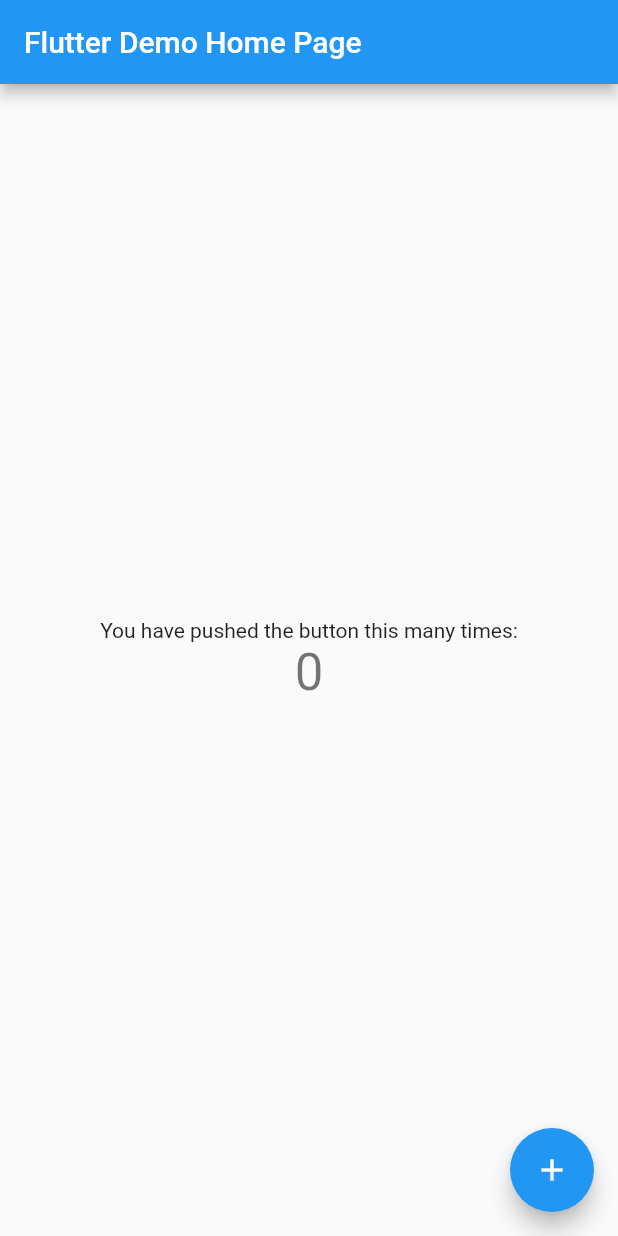
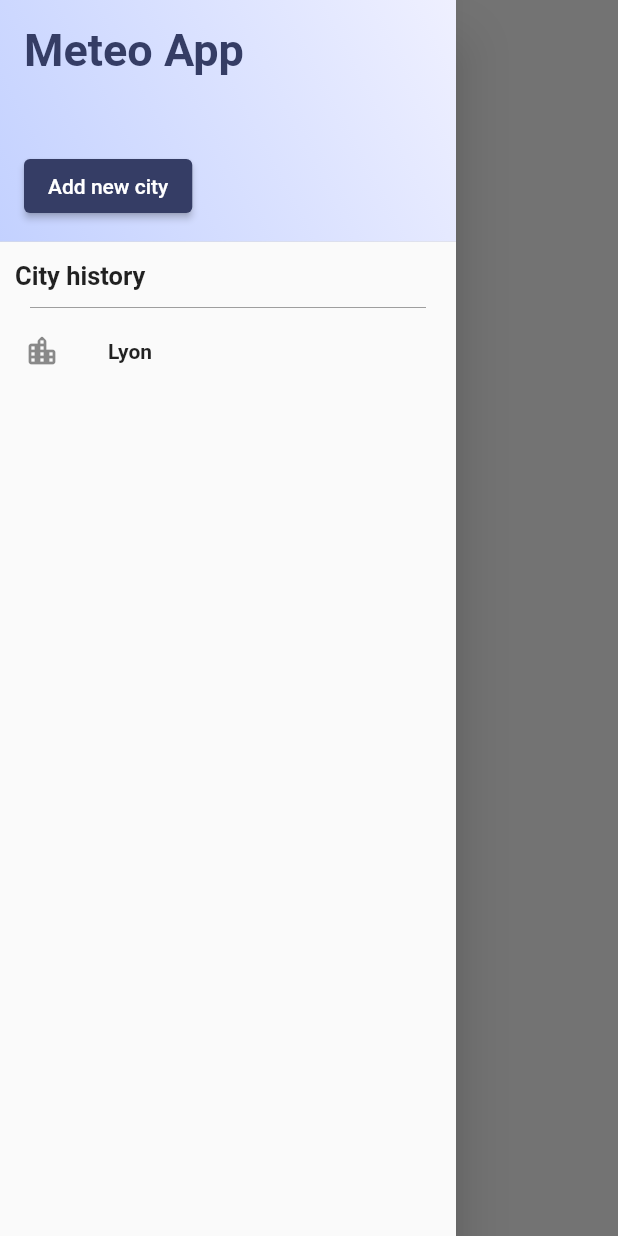
Before and after one commit to KizutoFR/meteo_app, a Flutter app: the screen it shows after launch, with the side drawer open (before the commit the screen has no drawer), on a phone screen of 412 x 824 dp. Run offline on Flutter 3.47's test engine with Material 2 defaults, Android fonts, the phone set to English and light mode, and no system bars; our stand-ins replace geocoding.

Commit message:
drawer system

```diff
--- a/lib/main.dart
+++ b/lib/main.dart
@@ -1,117 +1,32 @@
 import 'package:flutter/material.dart';
 import 'package:meteo_app/services/meteo_service.dart';
+import 'package:meteo_app/views/homepage.dart';
+import 'package:meteo_app/widgets/drawer.dart';
+import 'package:provider/provider.dart';
 
 void main() {
-  runApp(const MyApp());
+  runApp(const App());
 }
 
-class MyApp extends StatelessWidget {
-  const MyApp({Key? key}) : super(key: key);
+class App extends StatelessWidget {
+  const App({Key? key}) : super(key: key);
 
-  // This widget is the root of your application.
   @override
   Widget build(BuildContext context) {
-    return MaterialApp(
-      title: 'Flutter Demo',
-      theme: ThemeData(
-        // This is the theme of your application.
-        //
-        // Try running your application with "flutter run". You'll see the
-        // application has a blue toolbar. Then, without quitting the app, try
-        // changing the primarySwatch below to Colors.green and then invoke
-        // "hot reload" (press "r" in the console where you ran "flutter run",
-        // or simply save your changes to "hot reload" in a Flutter IDE).
-        // Notice that the counter didn't reset back to zero; the application
-        // is not restarted.
-        primarySwatch: Colors.blue,
+    return MultiProvider(
+      child: const MaterialApp(
+        debugShowCheckedModeBanner: false,
+        title: 'Météo APP',
+        home: HomePage(city: "Lyon"),
+        routes: {
+
+        },
       ),
-      home: const MyHomePage(title: 'Flutter Demo Home Page'),
+      providers: [
+        ChangeNotifierProvider<DrawerStateInfo>(
+            create:(_) => DrawerStateInfo(),
+        )
+      ],
     );
   }
 }
-
-class MyHomePage extends StatefulWidget {
-  const MyHomePage({Key? key, required this.title}) : super(key: key);
-
-  // This widget is the home page of your application. It is stateful, meaning
-  // that it has a State object (defined below) that contains fields that affect
-  // how it looks.
-
-  // This class is the configuration for the state. It holds the values (in this
-  // case the title) provided by the parent (in this case the App widget) and
-  // used by the build method of the State. Fields in a Widget subclass are
-  // always marked "final".
-
-  final String title;
-
-  @override
-  State<MyHomePage> createState() => _MyHomePageState();
-}
-
-class _MyHomePageState extends State<MyHomePage> {
-  int _counter = 0;
-
-  void _incrementCounter() async {
-    await getCurrentWeather('London');
-    setState(() {
-      // This call to setState tells the Flutter framework that something has
-      // changed in this State, which causes it to rerun the build method below
-      // so that the display can reflect the updated values. If we changed
-      // _counter without calling setState(), then the build method would not be
-      // called again, and so nothing would appear to happen.
-      _counter++;
-    });
-  }
-
-  @override
-  Widget build(BuildContext context) {
-    // This method is rerun every time setState is called, for instance as done
-    // by the _incrementCounter method above.
-    //
-    // The Flutter framework has been optimized to make rerunning build methods
-    // fast, so that you can just rebuild anything that needs updating rather
-    // than having to individually change instances of widgets.
-    return Scaffold(
-      appBar: AppBar(
-        // Here we take the value from the MyHomePage object that was created by
-        // the App.build method, and use it to set our appbar title.
-        title: Text(widget.title),
-      ),
-      body: Center(
-        // Center is a layout widget. It takes a single child and positions it
-        // in the middle of the parent.
-        child: Column(
-          // Column is also a layout widget. It takes a list of children and
-          // arranges them vertically. By default, it sizes itself to fit its
-          // children horizontally, and tries to be as tall as its parent.
-          //
-          // Invoke "debug painting" (press "p" in the console, choose the
-          // "Toggle Debug Paint" action from the Flutter Inspector in Android
-          // Studio, or the "Toggle Debug Paint" command in Visual Studio Code)
-          // to see the wireframe for each widget.
-          //
-          // Column has various properties to control how it sizes itself and
-          // how it positions its children. Here we use mainAxisAlignment to
-          // center the children vertically; the main axis here is the vertical
-          // axis because Columns are vertical (the cross axis would be
-          // horizontal).
-          mainAxisAlignment: MainAxisAlignment.center,
-          children: <Widget>[
-            const Text(
-              'You have pushed the button this many times:',
-            ),
-            Text(
-              '$_counter',
-              style: Theme.of(context).textTheme.headline4,
-            ),
-          ],
-        ),
-      ),
-      floatingActionButton: FloatingActionButton(
-        onPressed: _incrementCounter,
-        tooltip: 'Increment',
-        child: const Icon(Icons.add),
-      ), // This trailing comma makes auto-formatting nicer for build methods.
-    );
-  }
-}
--- a/lib/views/homepage.dart
+++ b/lib/views/homepage.dart
@@ -1,22 +1,37 @@
 import 'package:flutter/material.dart';
 import 'package:flutter/widgets.dart';
+import 'package:meteo_app/widgets/drawer.dart';
 
-class homePage extends StatelessWidget {
-  const homePage({Key? key}) : super(key: key);
+class HomePage extends StatefulWidget {
+  final String city;
+
+  const HomePage({Key? key, required this.city}) : super(key: key);
+
+  @override
+  State<StatefulWidget> createState() {
+    return new _HomePageState(city);
+  }
+}
+
+class _HomePageState extends State<HomePage> {
+  final String city;
+
+  _HomePageState(this.city);
 
   @override
   Widget build(BuildContext context) {
     return Scaffold(
       appBar: AppBar(
-        title: const Text("Météo"),
+        backgroundColor: Colors.transparent,
+        elevation: 0.0,
+        iconTheme: const IconThemeData(color: Colors.black),
+        centerTitle: true,
+        title: Text(city, style: const TextStyle(color: Color(0xff353D65), fontWeight: FontWeight.bold))
       ),
       body: Center(
-        child: Column(
-          children: [
-            const Text("Test1"),
-            const Text('test2'),
-        ],)
+        child: Text(city)
       ),
+      drawer: MyDrawer(currentPage: widget.city),
     );
   }
 }
--- /dev/null
+++ b/lib/widgets/drawer.dart
@@ -0,0 +1,194 @@
+import 'package:flutter/material.dart';
+import 'package:meteo_app/views/homepage.dart';
+import 'package:meteo_app/widgets/slide_route_animation.dart';
+import 'package:provider/provider.dart';
+
+class DrawerStateInfo with ChangeNotifier {
+  int _currentDrawer = 0;
+  int get getCurrentDrawer => _currentDrawer;
+
+  void setCurrentDrawer(int drawer) {
+    _currentDrawer = drawer;
+    notifyListeners();
+  }
+}
+
+class MyDrawer extends StatefulWidget {
+  final String currentPage;
+
+  const MyDrawer({Key? key, required this.currentPage}) : super(key: key);
+
+  @override
+  State<StatefulWidget> createState() {
+    return new MyDrawerState(currentPage);
+  }
+}
+
+class MyDrawerState extends State<MyDrawer> {
+  final String currentPage;
+  final TextEditingController _newCityController = TextEditingController();
+
+  var _tapPosition;
+
+  MyDrawerState(this.currentPage);
+
+  @override
+  void initState() {
+    super.initState();
+    _tapPosition = const Offset(0.0, 0.0);
+  }
+
+  void _storePosition(TapDownDetails details) {
+    _tapPosition = details.globalPosition;
+  }
+
+  Future<void> _displayAddCityDialog(BuildContext context) async {
+    return showDialog(
+      context: context,
+      builder: (context) {
+        return AlertDialog(
+          title: const Text('Add new city'),
+          content: TextField(
+            controller: _newCityController,
+            decoration: const InputDecoration(hintText: "Enter the name of the city here"),
+          ),
+          actions: <Widget>[
+              ElevatedButton(
+                child: Text('CANCEL'),
+                style: ElevatedButton.styleFrom(
+                  primary: Colors.transparent,
+                  onPrimary: const Color(0xff353D65),
+                  elevation: 0.0
+                ),
+                onPressed: () {
+                  setState(() {
+                    Navigator.pop(context);
+                  });
+                },
+              ),
+              ElevatedButton(
+                child: Text('OK'),
+                style: ElevatedButton.styleFrom(
+                  primary: const Color(0xff353D65),
+                ),
+                onPressed: () {
+                  setState(() {
+                    Navigator.pop(context);
+                  });
+                },
+              ),
+            ],
+        );
+      });
+  }
+
+
+  @override
+  Widget build(BuildContext context) {
+    var currentDrawer = Provider.of<DrawerStateInfo>(context, listen: false).getCurrentDrawer;
+    return Drawer(
+      child: ListView(
+        children: <Widget>[
+          DrawerHeader(
+            curve: Curves.bounceIn,
+            decoration: const BoxDecoration(
+               gradient: LinearGradient(
+                begin: Alignment.topRight,
+                end: Alignment.bottomLeft,
+                colors: [Color(0xffEFF0FF), Color(0xffC3D1FF)]
+              ),
+              // image: DecorationImage(
+              //   image: AssetImage("assets/Acer.jpg"),
+              //   fit: BoxFit.cover
+              // ),
+            ),
+            child: Stack(
+              children: [
+                const Text('Meteo App',
+                  style: TextStyle(
+                    color: Color(0xff353D65),
+                    fontSize: 30,
+                    fontWeight: FontWeight.bold
+                  )
+                ),
+                Align(
+                  alignment: Alignment.bottomLeft,
+                  child:
+                    Padding(
+                      padding: const EdgeInsets.only(bottom: 5),
+                      child: ElevatedButton(
+                        style: ElevatedButton.styleFrom(
+                          primary: const Color(0xff353D65)
+                        ),
+                        onPressed: () => _displayAddCityDialog(context),
+                        child: const Text("Add new city")
+                      )
+                    )
+                )
+              ]
+            )
+          ),
+          const Padding(
+            padding: EdgeInsets.fromLTRB(10, 5, 10, 10),
+            child: Text(
+                "City history",
+                style: TextStyle(
+                  fontSize: 17,
+                  fontWeight: FontWeight.bold
+                ),
+              )
+          ),
+          const Divider(
+            height: 2,
+            indent: 20,
+            endIndent: 20,
+            color: Colors.grey,
+          ),
+          GestureDetector(
+            child: ListTile(
+              leading: const Icon(Icons.location_city_rounded),
+              title: Text(
+                "Lyon",
+                style: currentDrawer == 0
+                    ? const TextStyle(fontWeight: FontWeight.bold)
+                    : const TextStyle(fontWeight: FontWeight.normal),
+              ),
+              trailing: currentDrawer != 0 ? const Icon(Icons.arrow_forward_rounded) : null,
+              onTap: () {
+                Navigator.of(context).pop();
+                if (currentDrawer == 0) return;
+
+                Provider.of<DrawerStateInfo>(context, listen: false).setCurrentDrawer(0);
+
+                Navigator.of(context).pushReplacement(SlideRouteAnimation(page: const HomePage(city: "Lyon")));
+              },
+            ),
+            onTapDown: _storePosition,
+            onLongPress: () async {
+              final RenderBox overlay = Overlay.of(context)?.context.findRenderObject() as RenderBox;
+              await showMenu(
+                position: RelativeRect.fromRect(
+                  _tapPosition & Size(40, 40), // smaller rect, the touch area
+                  Offset.zero & overlay.size // Bigger rect, the entire screen
+                ),
+                context: context,
+                items: <PopupMenuEntry>[
+                  PopupMenuItem(
+                    value: true,
+                    child: Row(
+                      children: const <Widget>[
+                        Icon(Icons.delete),
+                        Text("Delete"),
+                      ],
+                    ),
+                  )
+                ]
+              );
+            },
+          )
+        ],
+      ),
+    );
+  }
+
+}
--- /dev/null
+++ b/lib/widgets/slide_route_animation.dart
@@ -0,0 +1,19 @@
+import 'package:flutter/material.dart';
+
+class SlideRouteAnimation extends PageRouteBuilder {
+  final Widget page;
+  SlideRouteAnimation({required this.page}) : super(
+    transitionDuration: const Duration(milliseconds: 700),
+    pageBuilder: (BuildContext context, Animation<double> animation, Animation<double> secondaryAnimation) => page,
+    transitionsBuilder: (BuildContext context, Animation<double> animation, Animation<double> secondaryAnimation, Widget child) {
+      const begin = Offset(1, 0);
+      const end = Offset.zero;
+      const curve = Curves.easeOutCirc;
+
+      final tween = Tween(begin: begin, end: end);
+      final curvedAnimation = CurvedAnimation(parent: animation, curve: curve);
+
+      return SlideTransition(position: tween.animate(curvedAnimation), child: child);
+    }
+  );
+}
--- a/pubspec.yaml
+++ b/pubspec.yaml
@@ -36,6 +36,7 @@
   cupertino_icons: ^1.0.2
   http: ^0.13.4
   geocoding: ^2.0.2
+  provider: ^6.0.2
 
 dev_dependencies:
   flutter_test:
```
Also changed, not shown: lib/services/meteo_service.dart (+19 -5 lines), pubspec.lock.
